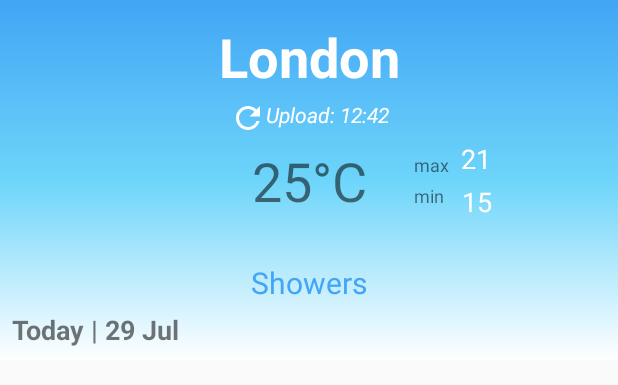
After one commit to tomekgubernat/WeatherApp, an Android app: the layout weather_list_first.xml on its own in the app's theme, with its tools: preview values and no code run, on a phone screen of 412 x 824 dp. The commit adds this screen. Shown: the top 385 px of the screen. Run offline under Robolectric (Android 15) with nearby library versions, the phone set to English and light mode, and no system bars.

Commit message:
new design and menu

```diff
--- a/app/src/main/java/com/codecool/weatherapp/Preferences.java
+++ b/app/src/main/java/com/codecool/weatherapp/Preferences.java
@@ -4,7 +4,7 @@ import android.content.Context;
 
 public class Preferences {
 
-    private static final String DEFAULT_LOCATION = "Londyn";
+    private static final String DEFAULT_LOCATION = "London";
 
     public static String getPreferredWeatherLocation(Context context) {
         return getDefaultWeatherLocation();
--- a/app/src/main/java/com/codecool/weatherapp/data/Contract.java
+++ b/app/src/main/java/com/codecool/weatherapp/data/Contract.java
@@ -22,6 +22,12 @@ public class Contract {
         public static final String COLUMN_MIN = "min";
         public static final String COLUMN_MAX = "max";
         public static final String COLUMN_ICON_ID = "icon";
+        public static final String COLUMN_HUMIDITY = "humidity";
+        public static final String COLUMN_PRESSURE = "pressure";
+        public static final String COLUMN_DESCRIPTION = "description";
+
+
+
 
 
         public static Uri buildWeatherUriWithDate(long date) {
--- a/app/src/main/java/com/codecool/weatherapp/utilities/ConnectUtils.java
+++ b/app/src/main/java/com/codecool/weatherapp/utilities/ConnectUtils.java
@@ -17,16 +17,16 @@ public final class ConnectUtils {
     private static String OPEN_WEATHER_API_KEY = "c29467bfa16601d499d65f8fea90da2e";
 
     final static String QUERY_PARAM = "q";
-    final static String APPID_PARAM = "appid";
+    final static String APPID_PARAM = "APPID";
 
 
     public static URL buildWeatherUrl(String location) {
         Uri.Builder builder = new Uri.Builder();
         builder.scheme("http")
-                .authority("www.api.openweathermap.org")
+                .authority("api.openweathermap.org")
                 .appendPath("data")
                 .appendPath("2.5")
-                .appendPath("forecast?")
+                .appendPath("forecast")
                 .appendQueryParameter(QUERY_PARAM, location)
                 .appendQueryParameter(APPID_PARAM, OPEN_WEATHER_API_KEY)
                 .build();
--- /dev/null
+++ b/app/src/main/res/drawable/gradient_background.xml
@@ -0,0 +1,15 @@
+<?xml version="1.0" encoding="utf-8"?>
+<selector xmlns:android="http://schemas.android.com/apk/res/android">
+
+   <item>
+       <shape>
+           <gradient
+               android:angle="270"
+               android:startColor="#42a5f5"
+               android:endColor="#FFFFFF"
+               android:centerColor="#6DD5FA"
+               android:type="linear"/>
+       </shape>
+   </item>
+
+</selector>
--- /dev/null
+++ b/app/src/main/res/drawable/ic_refresh_white_24dp.xml
@@ -0,0 +1,5 @@
+<vector android:height="24dp" android:tint="#FFFFFF"
+    android:viewportHeight="24.0" android:viewportWidth="24.0"
+    android:width="24dp" xmlns:android="http://schemas.android.com/apk/res/android">
+    <path android:fillColor="#FF000000" android:pathData="M17.65,6.35C16.2,4.9 14.21,4 12,4c-4.42,0 -7.99,3.58 -7.99,8s3.57,8 7.99,8c3.73,0 6.84,-2.55 7.73,-6h-2.08c-0.82,2.33 -3.04,4 -5.65,4 -3.31,0 -6,-2.69 -6,-6s2.69,-6 6,-6c1.66,0 3.14,0.69 4.22,1.78L13,11h7V4l-2.35,2.35z"/>
+</vector>
--- /dev/null
+++ b/app/src/main/res/drawable/ic_settings_black_24dp.xml
@@ -0,0 +1,5 @@
+<vector android:height="24dp" android:tint="#FFFFFF"
+    android:viewportHeight="24" android:viewportWidth="24"
+    android:width="24dp" xmlns:android="http://schemas.android.com/apk/res/android">
+    <path android:fillColor="#FF000000" android:pathData="M19.1,12.9a2.8,2.8 0,0 0,0.1 -0.9,2.8 2.8,0 0,0 -0.1,-0.9l2.1,-1.6a0.7,0.7 0,0 0,0.1 -0.6L19.4,5.5a0.7,0.7 0,0 0,-0.6 -0.2l-2.4,1a6.5,6.5 0,0 0,-1.6 -0.9l-0.4,-2.6a0.5,0.5 0,0 0,-0.5 -0.4H10.1a0.5,0.5 0,0 0,-0.5 0.4L9.3,5.4a5.6,5.6 0,0 0,-1.7 0.9l-2.4,-1a0.4,0.4 0,0 0,-0.5 0.2l-2,3.4c-0.1,0.2 0,0.4 0.2,0.6l2,1.6a2.8,2.8 0,0 0,-0.1 0.9,2.8 2.8,0 0,0 0.1,0.9L2.8,14.5a0.7,0.7 0,0 0,-0.1 0.6l1.9,3.4a0.7,0.7 0,0 0,0.6 0.2l2.4,-1a6.5,6.5 0,0 0,1.6 0.9l0.4,2.6a0.5,0.5 0,0 0,0.5 0.4h3.8a0.5,0.5 0,0 0,0.5 -0.4l0.3,-2.6a5.6,5.6 0,0 0,1.7 -0.9l2.4,1a0.4,0.4 0,0 0,0.5 -0.2l2,-3.4c0.1,-0.2 0,-0.4 -0.2,-0.6ZM12,15.6A3.6,3.6 0,1 1,15.6 12,3.6 3.6,0 0,1 12,15.6Z"/>
+</vector>
--- a/app/src/main/res/layout/daily_details_fragment.xml
+++ b/app/src/main/res/layout/daily_details_fragment.xml
@@ -23,6 +23,7 @@
             android:textSize="24sp"
             android:layout_marginTop="90dp"/>
         <TextView
+            android:id="@+id/details_description"
             android:layout_width="wrap_content"
             android:layout_height="wrap_content"
             android:textSize="18sp"
@@ -32,8 +33,8 @@
             android:layout_marginBottom="10dp"/>
 
         <TextView
+            android:id="@+id/details_humidity"
             android:drawableLeft="@drawable/humidity_invert_colors_black_24dp"
-
             android:padding="15dp"
             android:layout_width="match_parent"
             android:layout_height="wrap_content"
@@ -43,6 +44,7 @@
             android:gravity="center_horizontal"/>
 
         <TextView
+            android:id="@+id/details_pressure"
             android:drawableLeft="@drawable/pressure_compare_arrows_black_24dp"
             android:padding="15dp"
             android:layout_width="match_parent"
@@ -54,6 +56,7 @@
     </LinearLayout>
 
 <ImageView
+    android:id="@+id/details_icon"
     android:layout_width="120dp"
     android:layout_height="120dp"
     android:padding="10dp"
--- /dev/null
+++ b/app/src/main/res/layout/weather_list_first.xml
@@ -0,0 +1,173 @@
+<?xml version="1.0" encoding="utf-8"?>
+<android.support.constraint.ConstraintLayout xmlns:android="http://schemas.android.com/apk/res/android"
+    xmlns:app="http://schemas.android.com/apk/res-auto"
+    xmlns:tools="http://schemas.android.com/tools"
+    android:id="@+id/item"
+    android:layout_width="match_parent"
+    android:layout_height="240dp"
+    android:layout_gravity="center_horizontal"
+    android:background="@drawable/gradient_background"
+    android:orientation="vertical">
+
+    <TextView
+        android:id="@+id/weather_location"
+        android:layout_width="wrap_content"
+        android:layout_height="wrap_content"
+        android:layout_marginTop="8dp"
+        android:text="London"
+        android:textColor="@android:color/white"
+        android:textSize="36sp"
+        android:textStyle="bold"
+        app:layout_constraintBottom_toTopOf="@+id/weather_update"
+        app:layout_constraintEnd_toEndOf="parent"
+        app:layout_constraintStart_toStartOf="parent"
+        app:layout_constraintTop_toTopOf="parent"
+        tools:text="London" />
+
+    <TextView
+        android:id="@+id/weather_update"
+        android:drawableLeft="@drawable/ic_refresh_white_24dp"
+        android:layout_width="wrap_content"
+        android:layout_height="wrap_content"
+        android:text="Upload: 12:42"
+        android:textColor="@android:color/white"
+        android:textSize="14sp"
+        android:textStyle="italic"
+        app:layout_constraintBottom_toTopOf="@id/weather_location"
+        app:layout_constraintEnd_toEndOf="parent"
+        app:layout_constraintStart_toStartOf="parent"
+        app:layout_constraintTop_toBottomOf="@id/weatherTemp"
+        tools:text="Upload: 12:42" />
+
+    <TextView
+        android:id="@+id/weather_description"
+        android:layout_width="wrap_content"
+        android:layout_height="wrap_content"
+        android:layout_marginBottom="8dp"
+        android:text="Showers"
+        android:textAllCaps="false"
+        android:textColor="#42a5f5"
+        android:textSize="20sp"
+        app:layout_constraintBottom_toBottomOf="parent"
+        app:layout_constraintEnd_toEndOf="parent"
+        app:layout_constraintStart_toStartOf="parent"
+        app:layout_constraintTop_toBottomOf="@id/weatherTemp"
+        tools:text="Showers" />
+
+
+    <TextView
+        android:id="@+id/weatherDate"
+        android:layout_width="wrap_content"
+        android:layout_height="wrap_content"
+        android:layout_marginStart="8dp"
+        android:layout_marginBottom="8dp"
+        android:textSize="18sp"
+        android:textStyle="bold"
+        app:layout_constraintBottom_toBottomOf="parent"
+        app:layout_constraintStart_toStartOf="parent"
+        tools:text="Today | 29 Jul" />
+
+    <ImageView
+        android:id="@+id/weatherIcon"
+        android:layout_width="110dp"
+        android:layout_height="110dp"
+        android:layout_marginStart="8dp"
+        app:layout_constraintBottom_toBottomOf="parent"
+        app:layout_constraintEnd_toStartOf="@id/guideline4"
+        app:layout_constraintHorizontal_bias="0.484"
+        app:layout_constraintStart_toStartOf="parent"
+        app:layout_constraintTop_toTopOf="parent"
+        android:scaleType="fitXY"/>
+
+
+    <TextView
+        android:id="@+id/weatherTemp"
+        android:layout_width="wrap_content"
+        android:layout_height="wrap_content"
+        android:textSize="36sp"
+        app:layout_constraintBottom_toBottomOf="parent"
+        app:layout_constraintEnd_toEndOf="parent"
+        app:layout_constraintStart_toStartOf="parent"
+        app:layout_constraintTop_toTopOf="parent"
+        tools:text="25°C" />
+
+    <TextView
+        android:id="@+id/weatherTempHigh"
+        android:layout_width="wrap_content"
+        android:layout_height="wrap_content"
+        android:layout_marginStart="8dp"
+        android:layout_marginBottom="2dp"
+        android:textColor="@android:color/white"
+        android:textSize="18sp"
+        app:layout_constraintBottom_toTopOf="@id/guideline"
+        app:layout_constraintEnd_toEndOf="parent"
+        app:layout_constraintHorizontal_bias="0.0"
+        app:layout_constraintStart_toEndOf="@+id/weatherTempHighLabel"
+        tools:text="21" />
+
+    <TextView
+        android:id="@+id/weatherTempLow"
+        android:layout_width="wrap_content"
+        android:layout_height="wrap_content"
+        android:layout_marginStart="8dp"
+        android:layout_marginTop="2dp"
+        android:textColor="@android:color/white"
+        android:textSize="18sp"
+        app:layout_constraintEnd_toEndOf="parent"
+        app:layout_constraintHorizontal_bias="0.044"
+        app:layout_constraintStart_toEndOf="@+id/weatherTempLowLabel"
+        app:layout_constraintTop_toBottomOf="@id/guideline"
+        tools:text="15" />
+
+    <TextView
+        android:id="@+id/weatherTempHighLabel"
+        android:layout_width="wrap_content"
+        android:layout_height="wrap_content"
+        android:layout_marginStart="8dp"
+        android:layout_marginBottom="2dp"
+        android:text="max"
+        android:textSize="12sp"
+        app:layout_constraintBottom_toTopOf="@id/guideline"
+        app:layout_constraintStart_toEndOf="@id/guideline3" />
+
+    <TextView
+        android:id="@+id/weatherTempLowLabel"
+        android:layout_width="wrap_content"
+        android:layout_height="wrap_content"
+        android:layout_marginStart="8dp"
+        android:layout_marginTop="2dp"
+        android:text="min"
+        android:textSize="12sp"
+        app:layout_constraintStart_toEndOf="@id/guideline3"
+        app:layout_constraintTop_toBottomOf="@id/guideline" />
+
+    <android.support.constraint.Guideline
+        android:id="@+id/guideline"
+        android:layout_width="wrap_content"
+        android:layout_height="wrap_content"
+        android:orientation="horizontal"
+        app:layout_constraintGuide_percent="0.5" />
+
+    <android.support.constraint.Guideline
+        android:id="@+id/guideline2"
+        android:layout_width="wrap_content"
+        android:layout_height="wrap_content"
+        android:orientation="vertical"
+        app:layout_constraintGuide_percent="0.5" />
+
+    <android.support.constraint.Guideline
+        android:id="@+id/guideline3"
+        android:layout_width="wrap_content"
+        android:layout_height="wrap_content"
+        android:orientation="vertical"
+        app:layout_constraintGuide_percent="0.65" />
+
+    <android.support.constraint.Guideline
+        android:id="@+id/guideline4"
+        android:layout_width="wrap_content"
+        android:layout_height="wrap_content"
+        android:orientation="vertical"
+        app:layout_constraintGuide_percent="0.35279804" />
+
+
+</android.support.constraint.ConstraintLayout>
--- a/app/src/main/res/values/colors.xml
+++ b/app/src/main/res/values/colors.xml
@@ -1,6 +1,6 @@
 <?xml version="1.0" encoding="utf-8"?>
 <resources>
-    <color name="colorPrimary">#008577</color>
-    <color name="colorPrimaryDark">#00574B</color>
-    <color name="colorAccent">#D81B60</color>
+    <color name="colorPrimary">#42a5f5</color>
+    <color name="colorPrimaryDark">#0077c2</color>
+    <color name="colorAccent">#ffd740</color>
 </resources>
```
Also changed, not shown: app/src/main/java/com/codecool/weatherapp/DetailDialogBox.java (+45 -5 lines), app/src/main/java/com/codecool/weatherapp/MainActivity.java (+78 -12 lines), app/src/main/java/com/codecool/weatherapp/OpenWeatherJsonUtils.java (+18 -0 lines), app/src/main/java/com/codecool/weatherapp/WeatherAdapter.java (+53 -5 lines), app/src/main/java/com/codecool/weatherapp/data/DbHelper.java (+8 -3 lines), app/src/main/res/drawable/gradient_background_inverse.xml (added, +15 -0 lines), app/src/main/res/layout/weather_list_item.xml (+18 -14 lines), app/src/main/res/menu/weather_menu.xml (added, +17 -0 lines).
